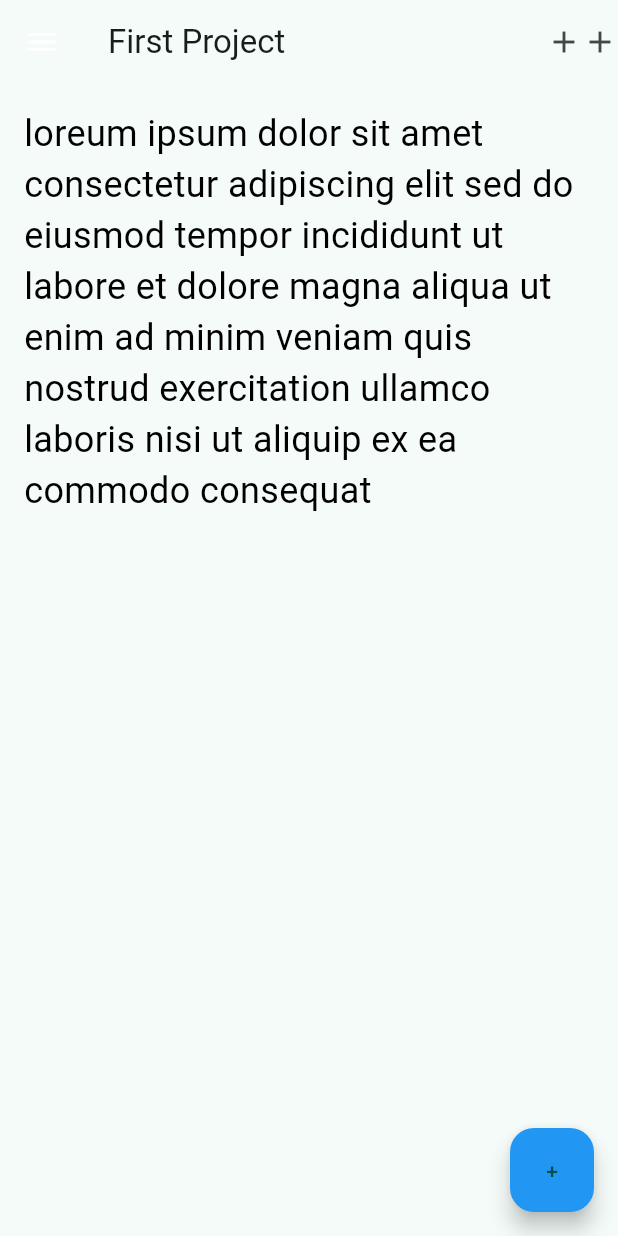
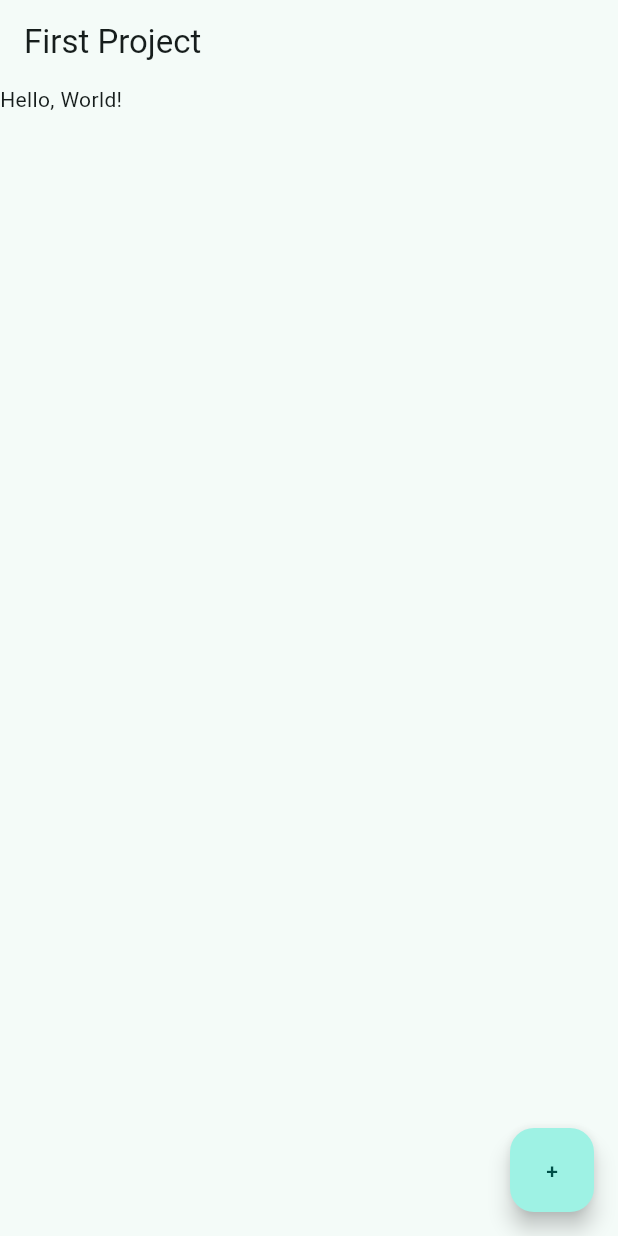
Before and after one commit to Mansour-Academy/flutter-course-first-project, a Flutter app: the screen it shows after launch, on a phone screen of 412 x 824 dp. Run offline on Flutter 3.47's test engine with Material 3 defaults, Android fonts, the phone set to English and light mode, and no system bars.

Commit message:
Scaffold Widget

```diff
--- a/lib/main.dart
+++ b/lib/main.dart
@@ -47,48 +47,14 @@ class HomePage extends StatelessWidget {
     return Scaffold(
       appBar: AppBar(
         title: Text('First Project'),
-        centerTitle: false,
-        leading: Icon(
-          Icons.menu,
-          color: Colors.white,
-          size: 24,
-        ),
-        titleSpacing: 16,
-        actions: const [
-          Icon(Icons.add),
-          Icon(Icons.add),
-        ],
-        leadingWidth: 56,
       ),
-      body: const Padding(
-        padding: EdgeInsets.all(16.0),
-        child: SizedBox(
-          width: double.infinity,
-          height: double.infinity,
-          child: Text(
-            'loreum ipsum dolor sit amet consectetur adipiscing elit sed do eiusmod tempor incididunt ut labore et dolore magna aliqua ut enim ad minim veniam quis nostrud exercitation ullamco laboris nisi ut aliquip ex ea commodo consequat',
-            style: TextStyle(
-              // backgroundColor: Colors.yellow,
-              fontSize: 24,
-              fontWeight: FontWeight.normal,
-              color: Colors.black,
-              // decoration: TextDecoration.underline,
-              decorationThickness: 1,
-              decorationColor: Colors.blue,
-            ),
-            textDirection: TextDirection.ltr,
-            // maxLines: 3,
-            // overflow: TextOverflow.ellipsis,
-            // selectionColor: Colors.green,
-          ),
-        ),
+      body: Text(
+        'Hello, World!',
       ),
       floatingActionButton: FloatingActionButton(
         onPressed: () {
           // Add your onPressed code here!
         },
-        backgroundColor: Colors.blue,
-        splashColor: Colors.red,
         child: const Text('+'),
       ),
     );
```
